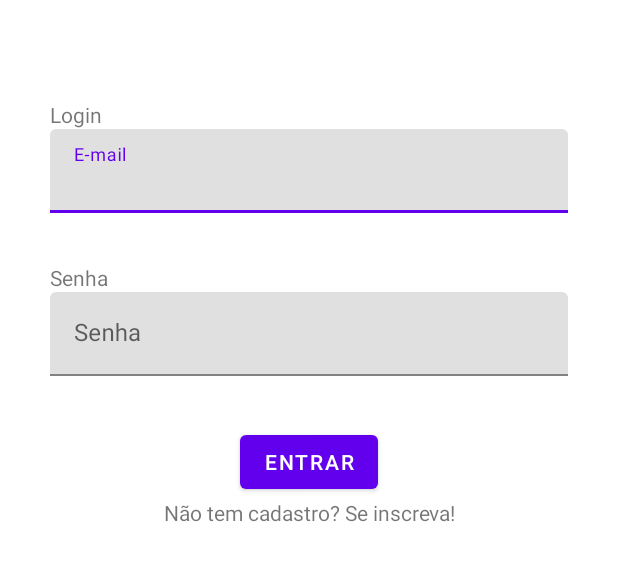
After one commit to marcosbarross/SistemaEstacionamento, an Android app: the layout fragment_login.xml on its own in the app's theme, with its tools: preview values and no code run, on a phone screen of 412 x 824 dp. The commit adds this screen. Shown: the top 561 px of the screen. Run offline under Robolectric (Android 15) with nearby library versions, the phone set to English and light mode, and no system bars.

Commit message:
Cria tela de login e ajusta navegação

```diff
--- a/APP/app/src/main/java/com/example/parkingsystem/MainActivity.kt
+++ b/APP/app/src/main/java/com/example/parkingsystem/MainActivity.kt
@@ -1,6 +1,7 @@
 package com.example.parkingsystem
 
 import android.os.Bundle
+import android.view.MenuItem
 import com.google.android.material.bottomnavigation.BottomNavigationView
 import androidx.appcompat.app.AppCompatActivity
 import androidx.navigation.findNavController
@@ -24,7 +25,7 @@ class MainActivity : AppCompatActivity() {
         val navController = findNavController(R.id.nav_host_fragment_activity_main)
         val appBarConfiguration = AppBarConfiguration(
             setOf(
-                R.id.navigation_home, R.id.navigation_dashboard, R.id.navigation_notifications
+                R.id.navigation_home, R.id.navigation_dashboard, R.id.navigation_notifications, R.id.navigation_login
             )
         )
         setupActionBarWithNavController(navController, appBarConfiguration)
--- /dev/null
+++ b/APP/app/src/main/res/layout/fragment_login.xml
@@ -0,0 +1,78 @@
+<?xml version="1.0" encoding="utf-8"?>
+<androidx.constraintlayout.widget.ConstraintLayout xmlns:android="http://schemas.android.com/apk/res/android"
+    xmlns:app="http://schemas.android.com/apk/res-auto"
+    xmlns:tools="http://schemas.android.com/tools"
+    android:id="@+id/frameLayout"
+    android:layout_width="match_parent"
+    android:layout_height="match_parent"
+    android:paddingLeft="50px"
+    android:paddingRight="50px"
+    tools:context=".ui.login.login">
+
+    <LinearLayout
+        android:layout_width="match_parent"
+        android:layout_height="match_parent"
+        android:gravity="center_horizontal"
+        android:orientation="vertical"
+        android:paddingTop="100px"
+        tools:layout_editor_absoluteX="24dp"
+        tools:layout_editor_absoluteY="0dp">
+
+        <TextView
+            android:id="@+id/textView"
+            android:layout_width="match_parent"
+            android:layout_height="wrap_content"
+            android:text="Login" />
+
+        <com.google.android.material.textfield.TextInputLayout
+            android:layout_width="match_parent"
+            android:layout_height="wrap_content">
+
+            <com.google.android.material.textfield.TextInputEditText
+                android:layout_width="match_parent"
+                android:layout_height="wrap_content"
+                android:hint="E-mail" />
+
+        </com.google.android.material.textfield.TextInputLayout>
+
+        <Space
+            android:layout_width="match_parent"
+            android:layout_height="50px" />
+
+        <TextView
+            android:id="@+id/textView2"
+            android:layout_width="match_parent"
+            android:layout_height="wrap_content"
+            android:text="Senha" />
+
+        <com.google.android.material.textfield.TextInputLayout
+            android:layout_width="match_parent"
+            android:layout_height="wrap_content">
+
+            <com.google.android.material.textfield.TextInputEditText
+                android:layout_width="match_parent"
+                android:layout_height="wrap_content"
+                android:hint="Senha" />
+
+        </com.google.android.material.textfield.TextInputLayout>
+
+        <Space
+            android:layout_width="match_parent"
+            android:layout_height="50px" />
+
+        <Button
+            android:id="@+id/LoginButton"
+            android:layout_width="wrap_content"
+            android:layout_height="wrap_content"
+            android:layout_gravity="center_horizontal"
+            android:text="Entrar" />
+
+        <TextView
+            android:layout_width="match_parent"
+            android:layout_height="wrap_content"
+            android:gravity="center_horizontal"
+            android:text="Não tem cadastro? Se inscreva!" />
+
+    </LinearLayout>
+
+</androidx.constraintlayout.widget.ConstraintLayout>
--- a/APP/app/src/main/res/menu/bottom_nav_menu.xml
+++ b/APP/app/src/main/res/menu/bottom_nav_menu.xml
@@ -16,4 +16,9 @@
         android:icon="@android:drawable/ic_menu_sort_by_size"
         android:title="@string/title_notifications" />
 
+    <item
+        android:id="@+id/navigation_login"
+        android:icon="@android:drawable/ic_menu_myplaces"
+        android:title="@string/title_login" />
+
 </menu>
--- a/APP/app/src/main/res/values/api_keys.xml
+++ b/APP/app/src/main/res/values/api_keys.xml
@@ -1,4 +1,4 @@
 <?xml version="1.0" encoding="utf-8"?>
 <resources>
-
+    <string name="api_maps">xAIzaSyBZZXILrIGs1dpwnxPxn3c-12nWmWVjwak</string>
 </resources>
--- a/APP/app/src/main/res/values/strings.xml
+++ b/APP/app/src/main/res/values/strings.xml
@@ -1,6 +1,9 @@
 <resources>
     <string name="app_name">ParkingSystem</string>
+    <string name="title_login">Login</string>
     <string name="title_home">Home</string>
     <string name="title_dashboard">Cadastrar</string>
     <string name="title_notifications">Lista</string>
+    <!-- TODO: Remove or change this placeholder text -->
+    <string name="hello_blank_fragment">Hello blank fragment</string>
 </resources>
```
Also changed, not shown: APP/app/src/main/java/com/example/parkingsystem/ui/login/login.kt (added, +23 -0 lines), APP/app/src/main/res/navigation/mobile_navigation.xml (+14 -2 lines), APP/app/src/main/res/assets/parking (1) 1.png (deleted), APP/app/src/main/res/assets/spaces 1.png (deleted).
